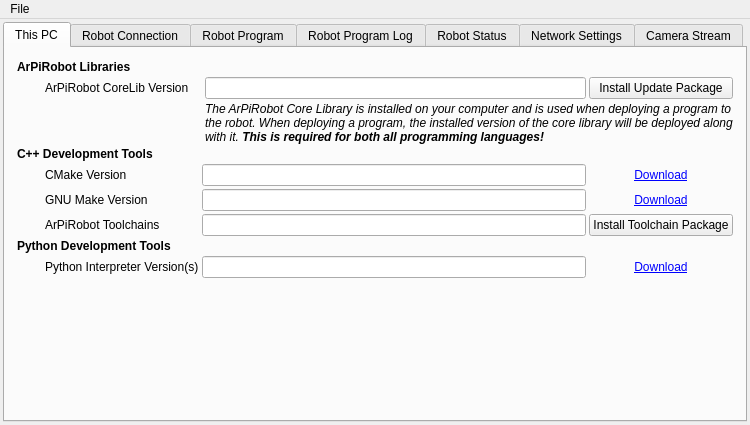
Before: the Qt Designer form ui/deploy_tool.ui in ArPiRobot/ArPiRobot-DeployTool, drawn with Qt 5.
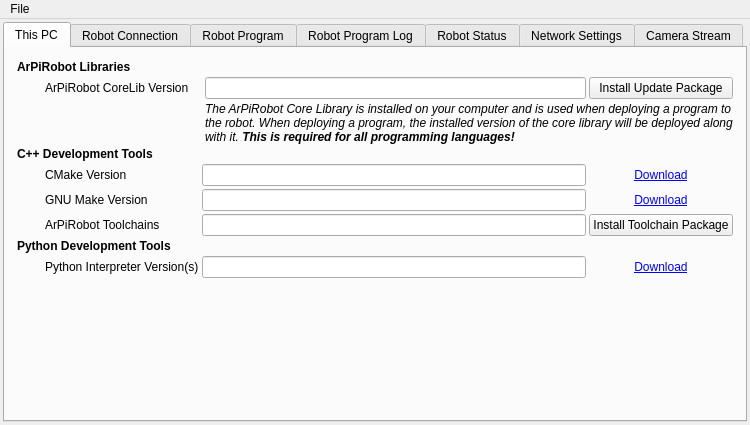
After: the same form once the commit is applied. The open tabs and pages were chosen to show the change. Icons and pictures are not drawn.

Commit message: Fix typo in corelib description

Patch:
```diff
--- a/ui/deploy_tool.ui
+++ b/ui/deploy_tool.ui
@@ -173,7 +173,7 @@
            <item row="3" column="3" colspan="2">
             <widget class="QLabel" name="label_6">
              <property name="text">
-              <string>&lt;html&gt;&lt;head/&gt;&lt;body&gt;&lt;p&gt;&lt;span style=&quot; font-style:italic;&quot;&gt;The ArPiRobot Core Library is installed on your computer and is used when deploying a program to the robot. When deploying a program, the installed version of the core library will be deployed along with it. &lt;/span&gt;&lt;span style=&quot; font-weight:700; font-style:italic;&quot;&gt;This is required for both all programming languages!&lt;/span&gt;&lt;/p&gt;&lt;/body&gt;&lt;/html&gt;</string>
+              <string>&lt;html&gt;&lt;head/&gt;&lt;body&gt;&lt;p&gt;&lt;span style=&quot; font-style:italic;&quot;&gt;The ArPiRobot Core Library is installed on your computer and is used when deploying a program to the robot. When deploying a program, the installed version of the core library will be deployed along with it. &lt;/span&gt;&lt;span style=&quot; font-weight:700; font-style:italic;&quot;&gt;This is required for all programming languages!&lt;/span&gt;&lt;/p&gt;&lt;/body&gt;&lt;/html&gt;</string>
              </property>
              <property name="alignment">
               <set>Qt::AlignLeading|Qt::AlignLeft|Qt::AlignVCenter</set>
```
Left out of the diff: 2 changed lines with no effect on the pictures.
